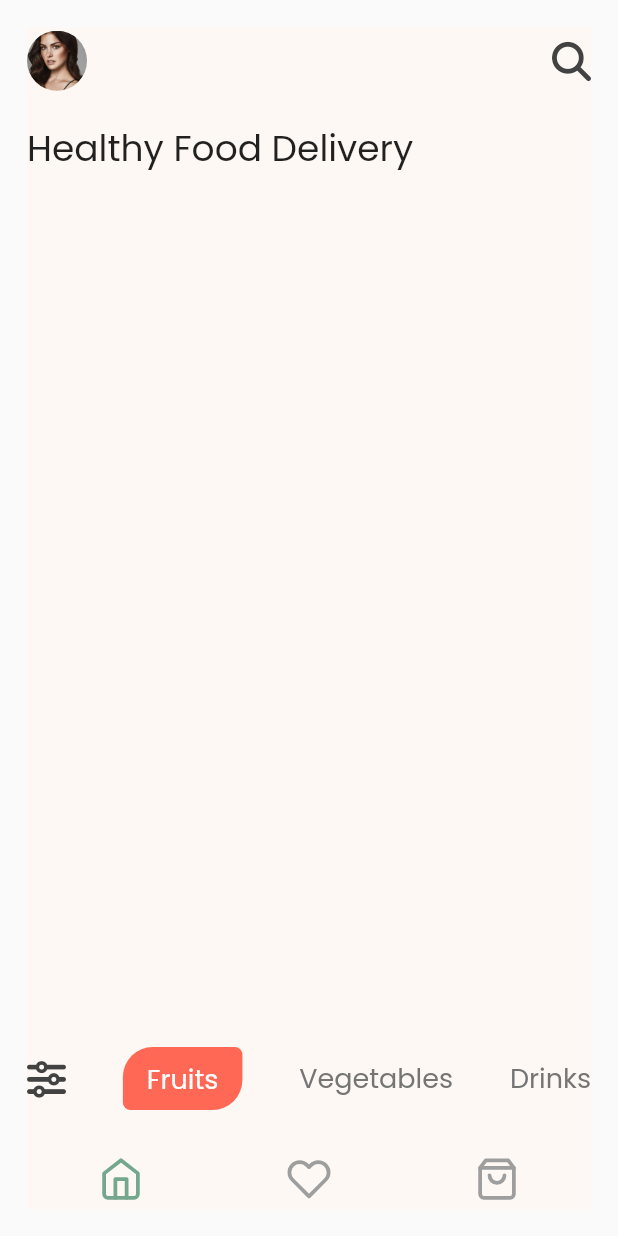
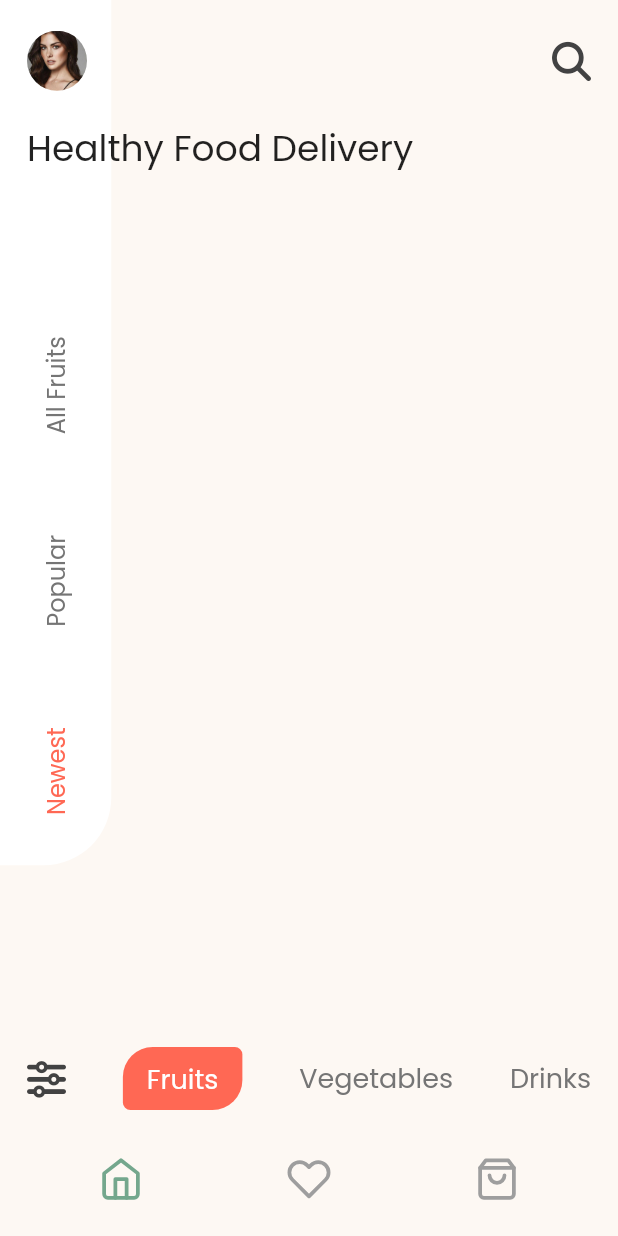
Before and after one commit to pratikpwr/Fllutter-Animations, a Flutter app: the screen it shows after launch, on a phone screen of 412 x 824 dp. Run offline on Flutter 3.47's test engine with Material 2 defaults, Android fonts, the light colour scheme and no system bars; our stand-ins replace flutter_icons, google_fonts; missing offline and left inert: lipsum.

Commit message:
fruits animation

```diff
--- a/lib/healthy_fruits/views/screens/fruits_home.dart
+++ b/lib/healthy_fruits/views/screens/fruits_home.dart
@@ -1,5 +1,6 @@
 import 'package:flutter/material.dart';
 import 'package:flutter_animations/healthy_fruits/colors.dart';
+import 'package:flutter_animations/healthy_fruits/views/widgets/side_bar.dart';
 import '../widgets/category.dart';
 import '../widgets/heading.dart';
 import '../widgets/tabs.dart';
@@ -8,17 +9,23 @@ import '../widgets/title.dart';
 class FruitsHome extends StatelessWidget {
   @override
   Widget build(BuildContext context) {
+    final totalSize = MediaQuery.of(context).size;
     return Scaffold(
       body: SafeArea(
           child: Container(
+        color: MyColors.skinWhite,
+        height: totalSize.height,
+        child: Stack(
+          children: [
+            FruitSideBar(),
+            Container(
               margin: EdgeInsets.all(18),
-        color: MyColors.skinWhite,
-        height: MediaQuery.of(context).size.height,
               child: Column(
                 // crossAxisAlignment: CrossAxisAlignment.start,
                 children: [
                   SizedBox(height: 45, child: FoodHeading()),
-            Container(alignment: Alignment.centerLeft, child: FoodTitle()),
+                  Container(
+                      alignment: Alignment.centerLeft, child: FoodTitle()),
                   Expanded(
                     child: SizedBox(),
                   ),
@@ -29,6 +36,9 @@ class FruitsHome extends StatelessWidget {
                   SizedBox(height: 40, child: FoodTabs())
                 ],
               ),
+            ),
+          ],
+        ),
       )),
     );
   }
--- a/lib/healthy_fruits/views/widgets/category.dart
+++ b/lib/healthy_fruits/views/widgets/category.dart
@@ -11,15 +11,24 @@ class FoodCategory extends StatefulWidget {
 class _FoodCategoryState extends State<FoodCategory>
     with SingleTickerProviderStateMixin {
   AnimationController _controller;
+  Animation _curve;
   Animation<Offset> _offsetAnimation;
 
   @override
   void initState() {
     _controller =
-        AnimationController(duration: Duration(milliseconds: 900), vsync: this)..forward();
+        AnimationController(duration: Duration(milliseconds: 900), vsync: this)
+          ..forward();
 
-    _offsetAnimation = Tween<Offset>(begin: Offset(1, 0), end: Offset(0, 0))
-        .animate(CurvedAnimation(parent: _controller, curve: Curves.ease));
+    _curve = CurvedAnimation(parent: _controller, curve: Curves.easeIn);
+    _offsetAnimation = TweenSequence(<TweenSequenceItem<Offset>>[
+      TweenSequenceItem(
+          tween: Tween<Offset>(begin: Offset(1, 0), end: Offset(-0.15, 0)),
+          weight: 50),
+      TweenSequenceItem(
+          tween: Tween<Offset>(begin: Offset(-0.15, 0), end: Offset(0, 0)),
+          weight: 50)
+    ]).animate(_curve);
 
     super.initState();
   }
--- a/lib/healthy_fruits/views/widgets/heading.dart
+++ b/lib/healthy_fruits/views/widgets/heading.dart
@@ -9,6 +9,7 @@ class FoodHeading extends StatefulWidget {
 class _FoodHeadingState extends State<FoodHeading>
     with SingleTickerProviderStateMixin {
   AnimationController _controller;
+  Animation _curve;
 
   // Animation<Offset> _searchOffsetAnimation;
   Animation<Offset> _profileOffsetAnimation;
@@ -19,13 +20,21 @@ class _FoodHeadingState extends State<FoodHeading>
         AnimationController(duration: Duration(milliseconds: 900), vsync: this)
           ..forward();
 
+    _curve = CurvedAnimation(parent: _controller, curve: Curves.easeIn);
+
     // _searchOffsetAnimation = Tween<Offset>(
     //         begin: Offset(1, 0), end: Offset(0, 0))
-    //     .animate(CurvedAnimation(parent: _controller, curve: Curves.easeIn));
+    //     .animate(_curve);
 
-    _profileOffsetAnimation =
-        Tween<Offset>(begin: Offset(8, 0), end: Offset(0, 0))
-            .animate(CurvedAnimation(parent: _controller, curve: Curves.ease));
+    _profileOffsetAnimation = TweenSequence(<TweenSequenceItem<Offset>>[
+      TweenSequenceItem(
+          tween: Tween<Offset>(begin: Offset(8, 0), end: Offset(-0.8, 0)),
+          weight: 50),
+      TweenSequenceItem(
+          tween: Tween<Offset>(begin: Offset(-0.8, 0), end: Offset(0, 0)),
+          weight: 50)
+    ]).animate(_curve);
+    // Tween<Offset>(begin: Offset(8, 0), end: Offset(0, 0)).animate(_curve);
     super.initState();
   }
 
--- /dev/null
+++ b/lib/healthy_fruits/views/widgets/side_bar.dart
@@ -0,0 +1,81 @@
+import 'package:flutter/material.dart';
+import 'package:flutter_animations/healthy_fruits/colors.dart';
+import 'package:google_fonts/google_fonts.dart';
+
+class FruitSideBar extends StatefulWidget {
+  @override
+  _FruitSideBarState createState() => _FruitSideBarState();
+}
+
+class _FruitSideBarState extends State<FruitSideBar>
+    with SingleTickerProviderStateMixin {
+  AnimationController _controller;
+  Animation _curve;
+  Animation<Offset> _offsetAnimation;
+
+  @override
+  void initState() {
+    _controller =
+        AnimationController(duration: Duration(milliseconds: 900), vsync: this)
+          ..forward();
+
+    _curve = CurvedAnimation(parent: _controller, curve: Curves.easeInExpo);
+
+    _offsetAnimation =
+        Tween<Offset>(begin: Offset(-1, 0), end: Offset(0, 0)).animate(_curve);
+
+    super.initState();
+  }
+
+  @override
+  void dispose() {
+    _controller.dispose();
+    super.dispose();
+  }
+
+  @override
+  Widget build(BuildContext context) {
+    final totalSize = MediaQuery.of(context).size;
+    return SlideTransition(
+      position: _offsetAnimation,
+      child: Container(
+        height: totalSize.height * 0.7,
+        width: totalSize.width * 0.18,
+        decoration: BoxDecoration(
+            color: Colors.white,
+            borderRadius: BorderRadius.only(bottomRight: Radius.circular(45))),
+        child: Column(
+          mainAxisAlignment: MainAxisAlignment.spaceAround,
+          children: [
+            SizedBox(
+              height: totalSize.height * 0.15,
+            ),
+            RotatedBox(
+              quarterTurns: 3,
+              child: Text(
+                'All Fruits',
+                style:
+                    GoogleFonts.poppins(color: Colors.grey[600], fontSize: 16),
+              ),
+            ),
+            RotatedBox(
+              quarterTurns: 3,
+              child: Text(
+                'Popular',
+                style:
+                    GoogleFonts.poppins(color: Colors.grey[600], fontSize: 16),
+              ),
+            ),
+            RotatedBox(
+              quarterTurns: 3,
+              child: Text(
+                'Newest',
+                style: GoogleFonts.poppins(color: MyColors.red, fontSize: 16),
+              ),
+            )
+          ],
+        ),
+      ),
+    );
+  }
+}
--- a/lib/healthy_fruits/views/widgets/tabs.dart
+++ b/lib/healthy_fruits/views/widgets/tabs.dart
@@ -11,16 +11,24 @@ class FoodTabs extends StatefulWidget {
 class _FoodTabsState extends State<FoodTabs>
     with SingleTickerProviderStateMixin {
   AnimationController _controller;
+  Animation _curve;
   Animation<Offset> _offsetAnimation;
 
   @override
   void initState() {
     _controller =
-        AnimationController(duration: Duration(milliseconds: 1000), vsync: this)
+        AnimationController(duration: Duration(milliseconds: 900), vsync: this)
           ..forward();
 
-    _offsetAnimation = Tween<Offset>(begin: Offset(1, 0), end: Offset(0, 0))
-        .animate(CurvedAnimation(curve: Curves.ease, parent: _controller));
+    _curve = CurvedAnimation(parent: _controller, curve: Curves.easeIn);
+    _offsetAnimation = TweenSequence(<TweenSequenceItem<Offset>>[
+      TweenSequenceItem(
+          tween: Tween<Offset>(begin: Offset(1, 0), end: Offset(-0.2, 0)),
+          weight: 50),
+      TweenSequenceItem(
+          tween: Tween<Offset>(begin: Offset(-0.2, 0), end: Offset(0, 0)),
+          weight: 50)
+    ]).animate(_curve);
     super.initState();
   }
 
--- a/lib/healthy_fruits/views/widgets/title.dart
+++ b/lib/healthy_fruits/views/widgets/title.dart
@@ -5,7 +5,7 @@ class FoodTitle extends StatelessWidget {
   @override
   Widget build(BuildContext context) {
     return TweenAnimationBuilder(
-      duration: Duration(milliseconds: 1000),
+      duration: Duration(milliseconds: 1100),
       curve: Curves.easeIn,
       tween: Tween<double>(begin: 0, end: 1),
       builder: (context, _val, child) {
```
Lines whose indentation alone changed are shown as unchanged.
